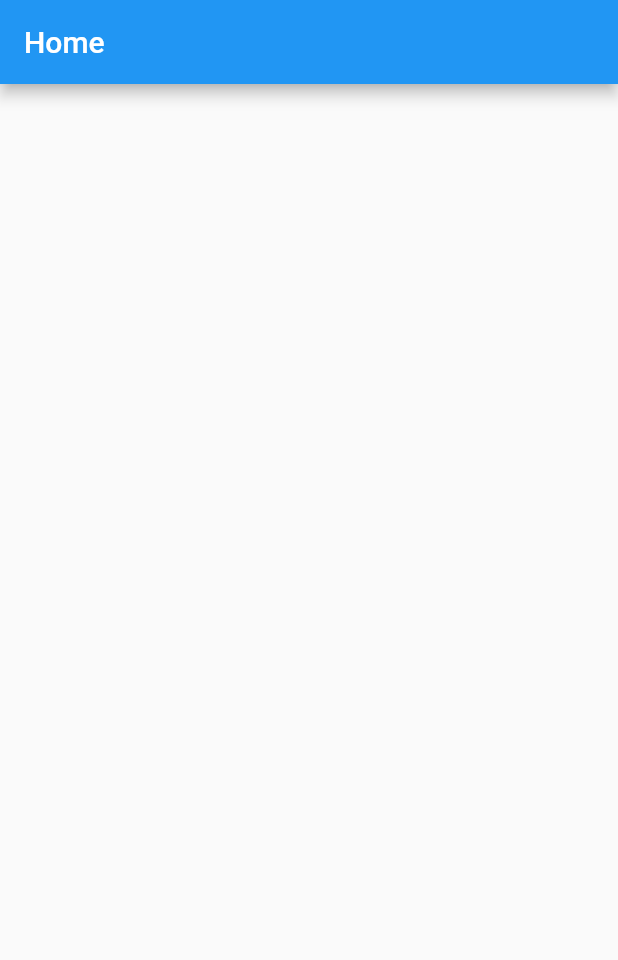
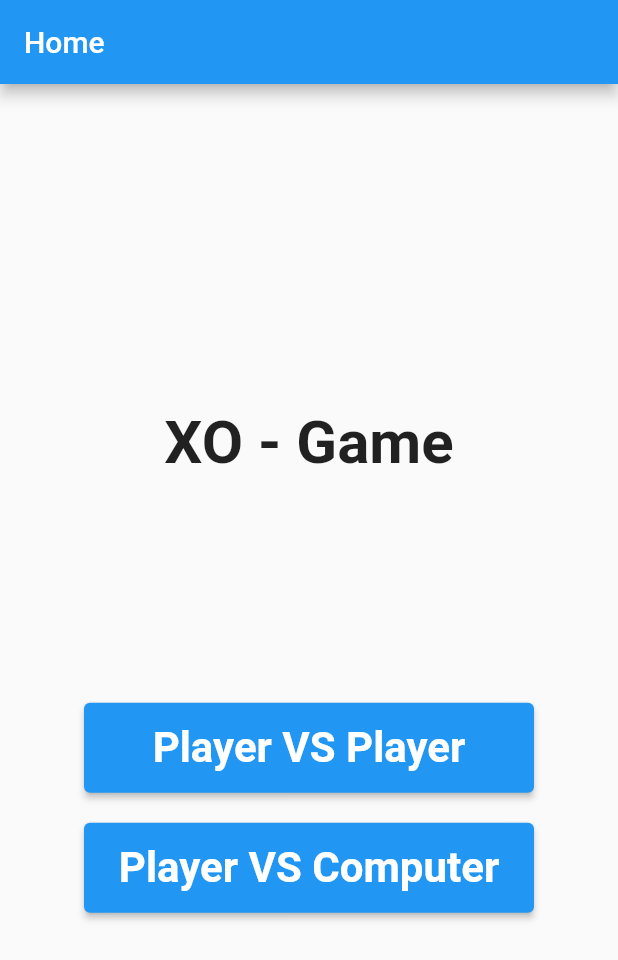
Before and after one commit to Davenchy/rock_paper_scissors, a Flutter app: the screen it shows after launch, on a phone screen of 412 x 824 dp. Shown: the top 960 px of the screen. Run offline on Flutter 3.47's test engine with Material 2 defaults, Android fonts, the phone set to English and light mode, and no system bars.

Commit message:
- create game screen - update route to use game screen args - update home screen to use game screen args

```diff
--- /dev/null
+++ b/lib/constants.dart
@@ -0,0 +1,3 @@
+enum GameChoice { rock, paper, scissors }
+
+const Duration kChoiceWaitDuration = Duration(seconds: 5);
--- a/lib/router.dart
+++ b/lib/router.dart
@@ -17,8 +17,11 @@ class MyRouter {
         );
 
       case GameScreen.routeName:
+        assert(settings.arguments is GameScreenArguments, 'Invalid arguments');
         return MaterialPageRoute<void>(
-          builder: (BuildContext context) => const GameScreen(),
+          builder: (BuildContext context) => GameScreen(
+            arguments: settings.arguments as GameScreenArguments,
+          ),
         );
       case ResultsScreen.routeName:
         return MaterialPageRoute<void>(
--- a/lib/screens/home_screen.dart
+++ b/lib/screens/home_screen.dart
@@ -1,4 +1,6 @@
 import 'package:flutter/material.dart';
+
+import 'game_screen.dart';
 
 class HomeScreen extends StatelessWidget {
   const HomeScreen({Key? key}) : super(key: key);
@@ -11,6 +13,68 @@ class HomeScreen extends StatelessWidget {
       appBar: AppBar(
         title: const Text('Home'),
       ),
+      body: Center(
+        child: Column(
+          mainAxisAlignment: MainAxisAlignment.center,
+          crossAxisAlignment: CrossAxisAlignment.center,
+          children: [
+            const Text(
+              'XO - Game',
+              style: TextStyle(
+                fontSize: 40,
+                fontWeight: FontWeight.bold,
+              ),
+            ),
+            const SizedBox(height: 150),
+            HomeNavButton(
+              text: 'Player VS Player',
+              onPressed: () => Navigator.pushNamed(
+                context,
+                GameScreen.routeName,
+                arguments: const GameScreenArguments(isComputerPlaying: false),
+              ),
+            ),
+            const SizedBox(height: 20),
+            HomeNavButton(
+              text: 'Player VS Computer',
+              onPressed: () => Navigator.pushNamed(
+                context,
+                GameScreen.routeName,
+                arguments: const GameScreenArguments(isComputerPlaying: true),
+              ),
+            ),
+          ],
+        ),
+      ),
     );
   }
 }
+
+class HomeNavButton extends StatelessWidget {
+  const HomeNavButton({
+    Key? key,
+    required this.text,
+    required this.onPressed,
+  }) : super(key: key);
+
+  final String text;
+  final VoidCallback onPressed;
+
+  static const TextStyle buttonStyle = TextStyle(
+    fontSize: 28,
+    fontWeight: FontWeight.bold,
+    color: Colors.white,
+  );
+
+  @override
+  Widget build(BuildContext context) {
+    return SizedBox(
+      width: 300,
+      height: 60,
+      child: ElevatedButton(
+        child: Text(text, style: buttonStyle),
+        onPressed: onPressed,
+      ),
+    );
+  }
+}
```
Also changed, not shown: lib/screens/game_screen.dart (+39 -3 lines), lib/widgets/choice_maker.dart (added, +56 -0 lines), lib/widgets/game_bar.dart (added, +54 -0 lines), lib/widgets/player_choices.dart (added, +42 -0 lines).
